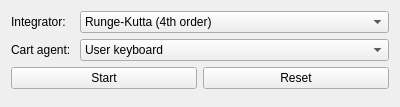
Qt form ui/simulation_widget.ui (daniloarcidiacono/cart-pole) before a commit.
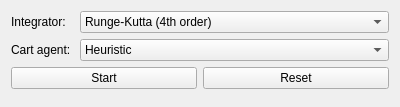
The same form after that commit. Icons and pictures are not drawn.

The edit to the form file:
```diff
--- a/ui/simulation_widget.ui
+++ b/ui/simulation_widget.ui
@@ -49,7 +49,7 @@
     <widget class="QComboBox" name="cboCartAgent">
      <item>
       <property name="text">
-       <string>User keyboard</string>
+       <string>Heuristic</string>
       </property>
      </item>
      <item>
```
Left out of the diff: 24 changed lines with no effect on the pictures.
